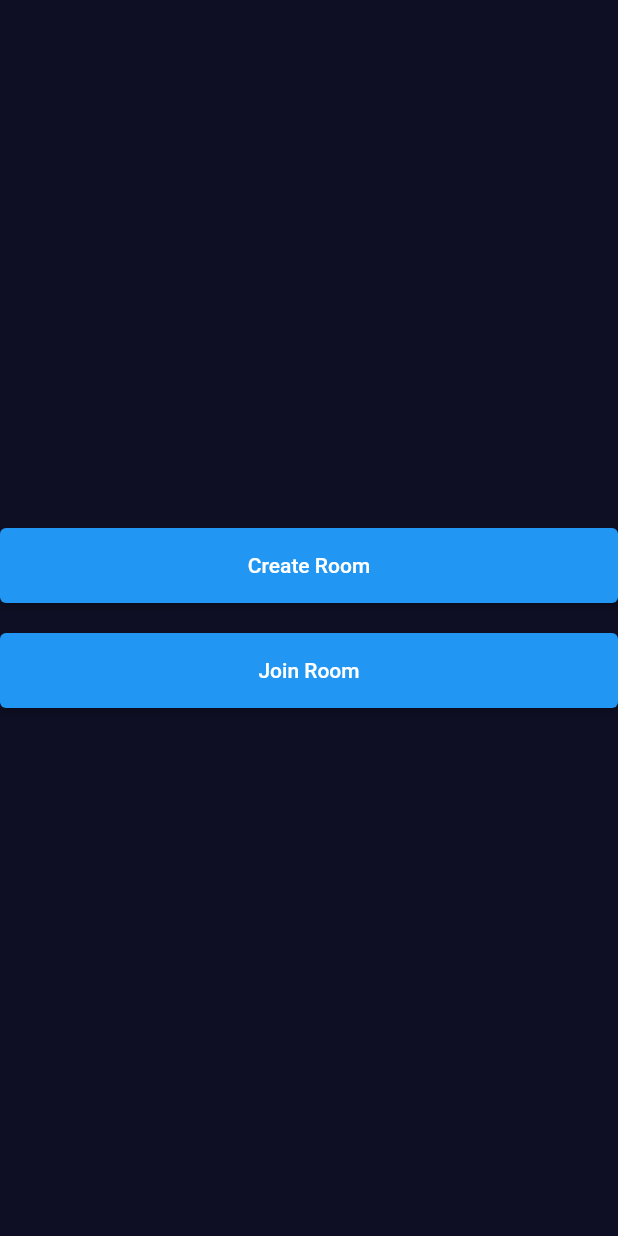
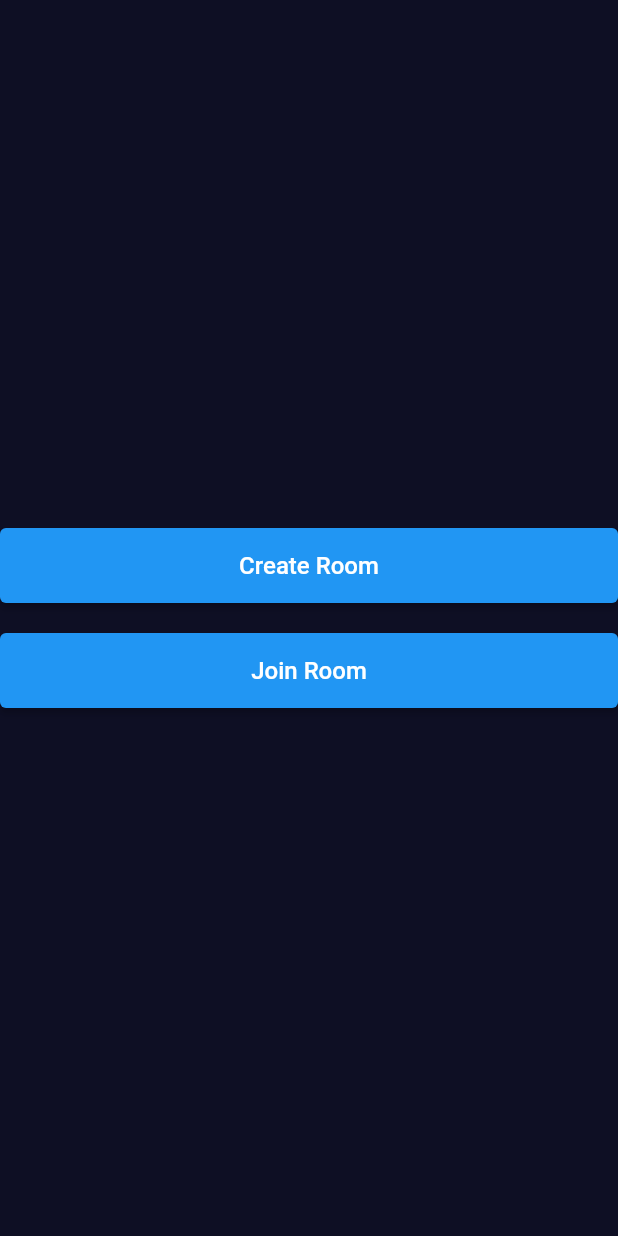
Before and after one commit to sandesh101/TikTacToe, a Flutter app: the screen it shows after launch, on a phone screen of 412 x 824 dp. Run offline on Flutter 3.47's test engine with Material 2 defaults, Android fonts, the phone set to English and light mode, and no system bars.

Commit message:
Styled Button

```diff
--- a/lib/widgets/buttom.dart
+++ b/lib/widgets/buttom.dart
@@ -17,7 +17,10 @@ class Button extends StatelessWidget {
           50,
         ),
       ),
-      child: Text(buttonText),
+      child: Text(
+        buttonText,
+        style: const TextStyle(fontSize: 16),
+      ),
     );
   }
 }
```
